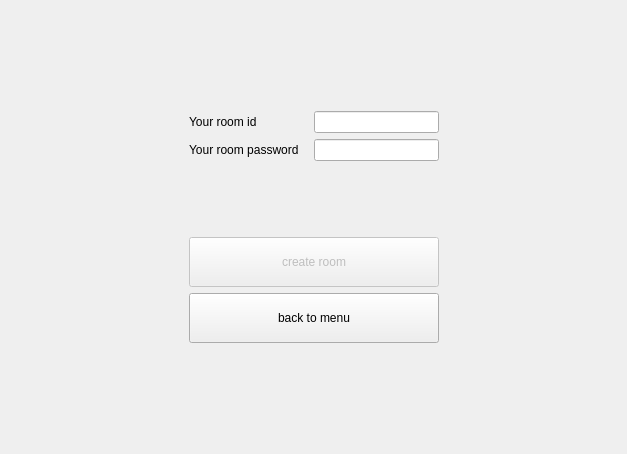
First picture: the form in HiddenChess/RoomCreationWidget.ui, repository Nekttuman/HiddenChess, before the edit.
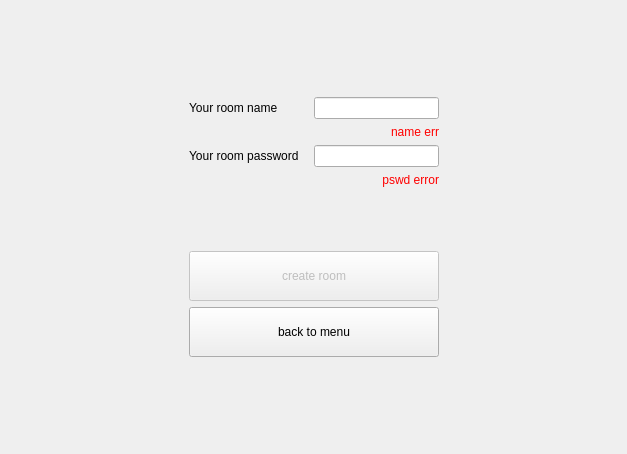
Second picture: the form after the edit.

Commit message: validateFields by text added

What changed in the file:
```diff
--- a/HiddenChess/RoomCreationWidget.ui
+++ b/HiddenChess/RoomCreationWidget.ui
@@ -29,20 +29,7 @@
    <property name="bottomMargin">
     <number>40</number>
    </property>
-   <item row="7" column="1">
-    <spacer name="verticalSpacer">
-     <property name="orientation">
-      <enum>Qt::Vertical</enum>
-     </property>
-     <property name="sizeHint" stdset="0">
-      <size>
-       <width>20</width>
-       <height>40</height>
-      </size>
-     </property>
-    </spacer>
-   </item>
-   <item row="5" column="0">
+   <item row="6" column="0">
     <spacer name="horizontalSpacer">
      <property name="orientation">
       <enum>Qt::Horizontal</enum>
@@ -55,7 +42,49 @@
      </property>
     </spacer>
    </item>
-   <item row="5" column="1">
+   <item row="7" column="1">
+    <widget class="QPushButton" name="backToMenuButton">
+     <property name="sizePolicy">
+      <sizepolicy hsizetype="Minimum" vsizetype="Minimum">
+       <horstretch>0</horstretch>
+       <verstretch>0</verstretch>
+      </sizepolicy>
+     </property>
+     <property name="minimumSize">
+      <size>
+       <width>250</width>
+       <height>50</height>
+      </size>
+     </property>
+     <property name="maximumSize">
+      <size>
+       <width>430</width>
+       <height>65</height>
+      </size>
+     </property>
+     <property name="text">
+      <string>back to menu</string>
+     </property>
+    </widget>
+   </item>
+   <item row="1" column="1">
+    <layout class="QHBoxLayout" name="horizontalLayout" stretch="1,1">
+     <property name="spacing">
+      <number>0</number>
+     </property>
+     <item>
+      <widget class="QLabel" name="label">
+       <property name="text">
+        <string>Your room name</string>
+       </property>
+      </widget>
+     </item>
+     <item>
+      <widget class="QLineEdit" name="roomNameLineEdit"/>
+     </item>
+    </layout>
+   </item>
+   <item row="6" column="1">
     <widget class="QPushButton" name="createRoomButton">
      <property name="enabled">
       <bool>false</bool>
@@ -89,45 +118,20 @@
      </property>
     </widget>
    </item>
-   <item row="6" column="1">
-    <widget class="QPushButton" name="backToMenuButton">
-     <property name="sizePolicy">
-      <sizepolicy hsizetype="Minimum" vsizetype="Minimum">
-       <horstretch>0</horstretch>
-       <verstretch>0</verstretch>
-      </sizepolicy>
-     </property>
-     <property name="minimumSize">
-      <size>
-       <width>250</width>
-       <height>50</height>
-      </size>
-     </property>
-     <property name="maximumSize">
-      <size>
-       <width>430</width>
-       <height>65</height>
-      </size>
-     </property>
-     <property name="text">
-      <string>back to menu</string>
-     </property>
-    </widget>
-   </item>
-   <item row="5" column="2">
-    <spacer name="horizontalSpacer_2">
+   <item row="0" column="1">
+    <spacer name="verticalSpacer_2">
      <property name="orientation">
-      <enum>Qt::Horizontal</enum>
+      <enum>Qt::Vertical</enum>
      </property>
      <property name="sizeHint" stdset="0">
       <size>
-       <width>40</width>
-       <height>20</height>
+       <width>20</width>
+       <height>40</height>
       </size>
      </property>
     </spacer>
    </item>
-   <item row="2" column="1">
+   <item row="3" column="1">
     <layout class="QHBoxLayout" name="horizontalLayout_2" stretch="1,1">
      <property name="spacing">
       <number>0</number>
@@ -144,37 +148,7 @@
      </item>
     </layout>
    </item>
-   <item row="0" column="1">
-    <spacer name="verticalSpacer_2">
-     <property name="orientation">
-      <enum>Qt::Vertical</enum>
-     </property>
-     <property name="sizeHint" stdset="0">
-      <size>
-       <width>20</width>
-       <height>40</height>
-      </size>
-     </property>
-    </spacer>
-   </item>
-   <item row="1" column="1">
-    <layout class="QHBoxLayout" name="horizontalLayout" stretch="1,1">
-     <property name="spacing">
-      <number>0</number>
-     </property>
-     <item>
-      <widget class="QLabel" name="label">
-       <property name="text">
-        <string>Your room id</string>
-       </property>
-      </widget>
-     </item>
-     <item>
-      <widget class="QLineEdit" name="roomIdLineEdit"/>
-     </item>
-    </layout>
-   </item>
-   <item row="4" column="1">
+   <item row="5" column="1">
     <spacer name="verticalSpacer_3">
      <property name="orientation">
       <enum>Qt::Vertical</enum>
@@ -187,6 +161,58 @@
      </property>
     </spacer>
    </item>
+   <item row="6" column="2">
+    <spacer name="horizontalSpacer_2">
+     <property name="orientation">
+      <enum>Qt::Horizontal</enum>
+     </property>
+     <property name="sizeHint" stdset="0">
+      <size>
+       <width>40</width>
+       <height>20</height>
+      </size>
+     </property>
+    </spacer>
+   </item>
+   <item row="8" column="1">
+    <spacer name="verticalSpacer">
+     <property name="orientation">
+      <enum>Qt::Vertical</enum>
+     </property>
+     <property name="sizeHint" stdset="0">
+      <size>
+       <width>20</width>
+       <height>40</height>
+      </size>
+     </property>
+    </spacer>
+   </item>
+   <item row="2" column="1">
+    <widget class="QLabel" name="roomNameErrorLabel">
+     <property name="styleSheet">
+      <string notr="true">color:red;</string>
+     </property>
+     <property name="text">
+      <string>name err</string>
+     </property>
+     <property name="alignment">
+      <set>Qt::AlignRight|Qt::AlignTrailing|Qt::AlignVCenter</set>
+     </property>
+    </widget>
+   </item>
+   <item row="4" column="1">
+    <widget class="QLabel" name="roomPswdErrorLabel">
+     <property name="styleSheet">
+      <string notr="true">color:red;</string>
+     </property>
+     <property name="text">
+      <string>pswd error</string>
+     </property>
+     <property name="alignment">
+      <set>Qt::AlignRight|Qt::AlignTrailing|Qt::AlignVCenter</set>
+     </property>
+    </widget>
+   </item>
   </layout>
  </widget>
  <layoutdefault spacing="6" margin="11"/>
```
Left out of the diff: 49 changed lines with no effect on the pictures. The commit also changes 1 other file.
